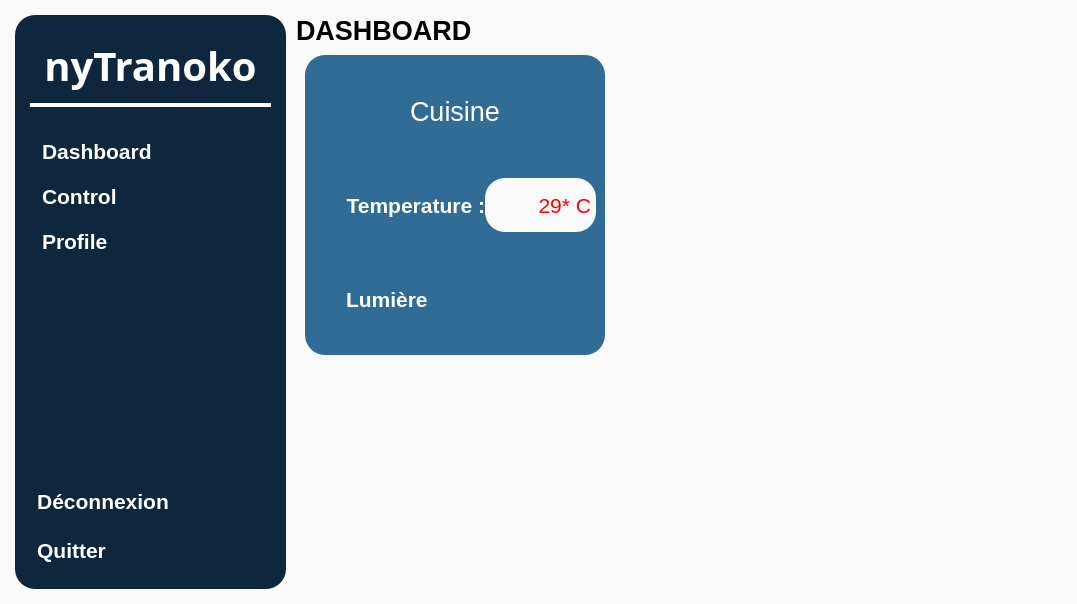
ERlCA/nytranoko-desktop, file ui/home/home.ui: the form before one commit.
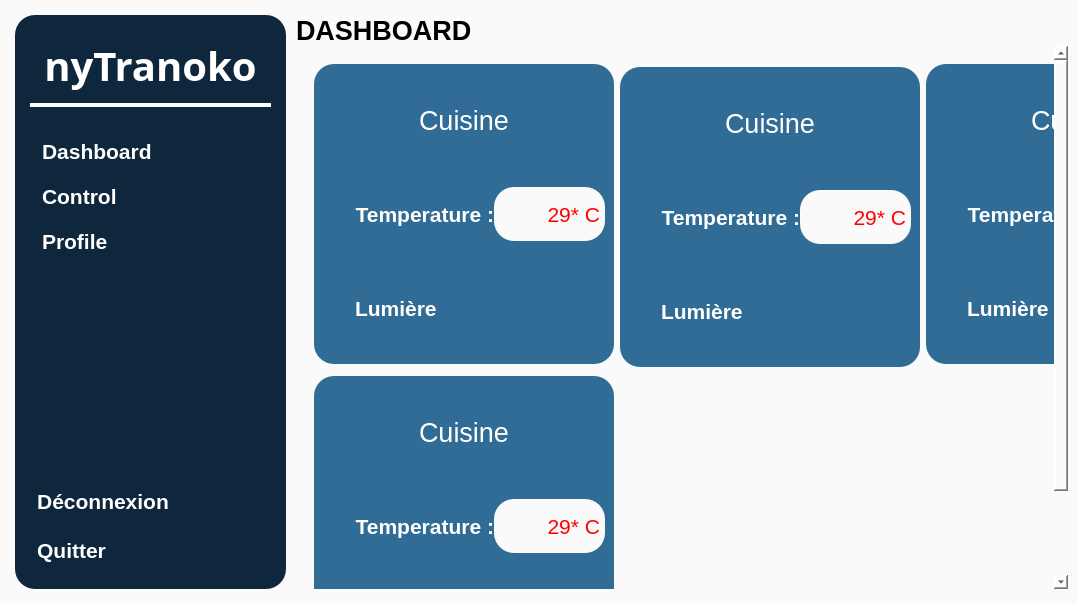
The form after the commit. Icons and pictures are not drawn.

What changed in the file:
```diff
--- a/ui/home/home.ui
+++ b/ui/home/home.ui
@@ -406,33 +406,21 @@
            <rect>
             <x>0</x>
             <y>0</y>
-            <width>787</width>
-            <height>501</height>
+            <width>948</width>
+            <height>642</height>
            </rect>
           </property>
           <layout class="QGridLayout" name="scrollAreaContainerLayout">
            <item row="0" column="0">
             <widget class="QWidget" name="dashboardContainer" native="true">
+             <property name="layoutDirection">
+              <enum>Qt::LeftToRight</enum>
+             </property>
              <property name="styleSheet">
               <string notr="true"/>
              </property>
-             <layout class="QGridLayout" name="dashboardContainerLayout" rowstretch="0">
-              <property name="leftMargin">
-               <number>0</number>
-              </property>
-              <property name="topMargin">
-               <number>0</number>
-              </property>
-              <property name="rightMargin">
-               <number>0</number>
-              </property>
-              <property name="bottomMargin">
-               <number>0</number>
-              </property>
-              <property name="spacing">
-               <number>10</number>
-              </property>
-              <item row="0" column="0" alignment="Qt::AlignLeft|Qt::AlignTop">
+             <layout class="QGridLayout" name="gridLayout">
+              <item row="0" column="0" rowspan="2" alignment="Qt::AlignLeft|Qt::AlignTop">
                <widget class="QWidget" name="content_1" native="true">
                 <property name="minimumSize">
                  <size>
@@ -625,6 +613,585 @@
                 </layout>
                </widget>
               </item>
+              <item row="2" column="0" colspan="2" alignment="Qt::AlignLeft|Qt::AlignTop">
+               <widget class="QWidget" name="content_4" native="true">
+                <property name="minimumSize">
+                 <size>
+                  <width>300</width>
+                  <height>300</height>
+                 </size>
+                </property>
+                <property name="maximumSize">
+                 <size>
+                  <width>300</width>
+                  <height>300</height>
+                 </size>
+                </property>
+                <property name="styleSheet">
+                 <string notr="true">QWidget {
+	background-color: rgb(48, 108, 149);
+	border-radius: 20px;
+}
+
+QWidget QLabel {
+	color: #fff;
+}</string>
+                </property>
+                <layout class="QVBoxLayout" name="content_1_layout_4">
+                 <property name="spacing">
+                  <number>0</number>
+                 </property>
+                 <item>
+                  <widget class="QLabel" name="content_1_title_4">
+                   <property name="font">
+                    <font>
+                     <pointsize>20</pointsize>
+                    </font>
+                   </property>
+                   <property name="text">
+                    <string>Cuisine</string>
+                   </property>
+                   <property name="alignment">
+                    <set>Qt::AlignCenter</set>
+                   </property>
+                  </widget>
+                 </item>
+                 <item>
+                  <widget class="QWidget" name="temperature_1_widget_4" native="true">
+                   <layout class="QHBoxLayout" name="temperature_1_widget_layout_4" stretch="0,1,1">
+                    <property name="spacing">
+                     <number>0</number>
+                    </property>
+                    <property name="leftMargin">
+                     <number>0</number>
+                    </property>
+                    <property name="topMargin">
+                     <number>0</number>
+                    </property>
+                    <property name="rightMargin">
+                     <number>0</number>
+                    </property>
+                    <property name="bottomMargin">
+                     <number>0</number>
+                    </property>
+                    <item>
+                     <widget class="QPushButton" name="temperature_1_icon_4">
+                      <property name="text">
+                       <string/>
+                      </property>
+                      <property name="icon">
+                       <iconset>
+                        <normaloff>../../resources/icons/thermometer.png</normaloff>../../resources/icons/thermometer.png</iconset>
+                      </property>
+                      <property name="iconSize">
+                       <size>
+                        <width>56</width>
+                        <height>56</height>
+                       </size>
+                      </property>
+                     </widget>
+                    </item>
+                    <item>
+                     <widget class="QLabel" name="temperature_4">
+                      <property name="font">
+                       <font>
+                        <pointsize>16</pointsize>
+                        <weight>75</weight>
+                        <bold>true</bold>
+                       </font>
+                      </property>
+                      <property name="text">
+                       <string>Temperature :</string>
+                      </property>
+                      <property name="scaledContents">
+                       <bool>true</bool>
+                      </property>
+                      <property name="alignment">
+                       <set>Qt::AlignRight|Qt::AlignTrailing|Qt::AlignVCenter</set>
+                      </property>
+                     </widget>
+                    </item>
+                    <item>
+                     <widget class="QLabel" name="temperature_1_value_4">
+                      <property name="font">
+                       <font>
+                        <pointsize>16</pointsize>
+                       </font>
+                      </property>
+                      <property name="styleSheet">
+                       <string notr="true">background-color: rgb(250, 250, 250);
+margin: 20px 0px;
+color: rgb(255, 0, 0)</string>
+                      </property>
+                      <property name="text">
+                       <string>29* C</string>
+                      </property>
+                      <property name="alignment">
+                       <set>Qt::AlignRight|Qt::AlignTrailing|Qt::AlignVCenter</set>
+                      </property>
+                     </widget>
+                    </item>
+                   </layout>
+                  </widget>
+                 </item>
+                 <item>
+                  <widget class="QWidget" name="light_1_widget_4" native="true">
+                   <layout class="QHBoxLayout" name="light_1_widget_layout_4" stretch="0,1,0">
+                    <property name="spacing">
+                     <number>0</number>
+                    </property>
+                    <property name="leftMargin">
+                     <number>0</number>
+                    </property>
+                    <property name="topMargin">
+                     <number>0</number>
+                    </property>
+                    <property name="rightMargin">
+                     <number>0</number>
+                    </property>
+                    <property name="bottomMargin">
+                     <number>0</number>
+                    </property>
+                    <item alignment="Qt::AlignLeft">
+                     <widget class="QPushButton" name="light_1_icon_4">
+                      <property name="text">
+                       <string/>
+                      </property>
+                      <property name="icon">
+                       <iconset>
+                        <normaloff>../../resources/icons/lamp.png</normaloff>../../resources/icons/lamp.png</iconset>
+                      </property>
+                      <property name="iconSize">
+                       <size>
+                        <width>56</width>
+                        <height>56</height>
+                       </size>
+                      </property>
+                     </widget>
+                    </item>
+                    <item alignment="Qt::AlignLeft">
+                     <widget class="QLabel" name="light_4">
+                      <property name="font">
+                       <font>
+                        <pointsize>16</pointsize>
+                        <weight>75</weight>
+                        <bold>true</bold>
+                       </font>
+                      </property>
+                      <property name="text">
+                       <string>Lumière</string>
+                      </property>
+                     </widget>
+                    </item>
+                    <item>
+                     <widget class="QPushButton" name="light_1_switch_4">
+                      <property name="text">
+                       <string/>
+                      </property>
+                      <property name="icon">
+                       <iconset>
+                        <normaloff>../../resources/icons/switch-on.png</normaloff>../../resources/icons/switch-on.png</iconset>
+                      </property>
+                      <property name="iconSize">
+                       <size>
+                        <width>64</width>
+                        <height>64</height>
+                       </size>
+                      </property>
+                     </widget>
+                    </item>
+                   </layout>
+                  </widget>
+                 </item>
+                </layout>
+               </widget>
+              </item>
+              <item row="0" column="3" alignment="Qt::AlignLeft|Qt::AlignTop">
+               <widget class="QWidget" name="content_2" native="true">
+                <property name="minimumSize">
+                 <size>
+                  <width>300</width>
+                  <height>300</height>
+                 </size>
+                </property>
+                <property name="maximumSize">
+                 <size>
+                  <width>300</width>
+                  <height>300</height>
+                 </size>
+                </property>
+                <property name="styleSheet">
+                 <string notr="true">QWidget {
+	background-color: rgb(48, 108, 149);
+	border-radius: 20px;
+}
+
+QWidget QLabel {
+	color: #fff;
+}</string>
+                </property>
+                <layout class="QVBoxLayout" name="content_1_layout_2">
+                 <property name="spacing">
+                  <number>0</number>
+                 </property>
+                 <item>
+                  <widget class="QLabel" name="content_1_title_2">
+                   <property name="font">
+                    <font>
+                     <pointsize>20</pointsize>
+                    </font>
+                   </property>
+                   <property name="text">
+                    <string>Cuisine</string>
+                   </property>
+                   <property name="alignment">
+                    <set>Qt::AlignCenter</set>
+                   </property>
+                  </widget>
+                 </item>
+                 <item>
+                  <widget class="QWidget" name="temperature_1_widget_2" native="true">
+                   <layout class="QHBoxLayout" name="temperature_1_widget_layout_2" stretch="0,1,1">
+                    <property name="spacing">
+                     <number>0</number>
+                    </property>
+                    <property name="leftMargin">
+                     <number>0</number>
+                    </property>
+                    <property name="topMargin">
+                     <number>0</number>
+                    </property>
+                    <property name="rightMargin">
+                     <number>0</number>
+                    </property>
+                    <property name="bottomMargin">
+                     <number>0</number>
+                    </property>
+                    <item>
+                     <widget class="QPushButton" name="temperature_1_icon_2">
+                      <property name="text">
+                       <string/>
+                      </property>
+                      <property name="icon">
+                       <iconset>
+                        <normaloff>../../resources/icons/thermometer.png</normaloff>../../resources/icons/thermometer.png</iconset>
+                      </property>
+                      <property name="iconSize">
+                       <size>
+                        <width>56</width>
+                        <height>56</height>
+                       </size>
+                      </property>
+                     </widget>
+                    </item>
+                    <item>
+                     <widget class="QLabel" name="temperature_2">
+                      <property name="font">
+                       <font>
+                        <pointsize>16</pointsize>
+                        <weight>75</weight>
+                        <bold>true</bold>
+                       </font>
+                      </property>
+                      <property name="text">
+                       <string>Temperature :</string>
+                      </property>
+                      <property name="scaledContents">
+                       <bool>true</bool>
+                      </property>
+                      <property name="alignment">
+                       <set>Qt::AlignRight|Qt::AlignTrailing|Qt::AlignVCenter</set>
+                      </property>
+                     </widget>
+                    </item>
+                    <item>
+                     <widget class="QLabel" name="temperature_1_value_2">
+                      <property name="font">
+                       <font>
+                        <pointsize>16</pointsize>
+                       </font>
+                      </property>
+                      <property name="styleSheet">
+                       <string notr="true">background-color: rgb(250, 250, 250);
+margin: 20px 0px;
+color: rgb(255, 0, 0)</string>
+                      </property>
+                      <property name="text">
+                       <string>29* C</string>
+                      </property>
+                      <property name="alignment">
+                       <set>Qt::AlignRight|Qt::AlignTrailing|Qt::AlignVCenter</set>
+                      </property>
+                     </widget>
+                    </item>
+                   </layout>
+                  </widget>
+                 </item>
+                 <item>
+                  <widget class="QWidget" name="light_1_widget_2" native="true">
+                   <layout class="QHBoxLayout" name="light_1_widget_layout_2" stretch="0,1,0">
+                    <property name="spacing">
+                     <number>0</number>
+                    </property>
+                    <property name="leftMargin">
+                     <number>0</number>
+                    </property>
+                    <property name="topMargin">
+                     <number>0</number>
+                    </property>
+                    <property name="rightMargin">
+                     <number>0</number>
+                    </property>
+                    <property name="bottomMargin">
+                     <number>0</number>
+                    </property>
+                    <item alignment="Qt::AlignLeft">
+                     <widget class="QPushButton" name="light_1_icon_2">
+                      <property name="text">
+                       <string/>
+                      </property>
+                      <property name="icon">
+                       <iconset>
+                        <normaloff>../../resources/icons/lamp.png</normaloff>../../resources/icons/lamp.png</iconset>
+                      </property>
+                      <property name="iconSize">
+                       <size>
+                        <width>56</width>
+                        <height>56</height>
+                       </size>
+                      </property>
+                     </widget>
+                    </item>
+                    <item alignment="Qt::AlignLeft">
+                     <widget class="QLabel" name="light_2">
+                      <property name="font">
+                       <font>
+                        <pointsize>16</pointsize>
+                        <weight>75</weight>
+                        <bold>true</bold>
+                       </font>
+                      </property>
+                      <property name="text">
+                       <string>Lumière</string>
+                      </property>
+                     </widget>
+                    </item>
+                    <item>
+                     <widget class="QPushButton" name="light_1_switch_2">
+                      <property name="text">
+                       <string/>
+                      </property>
+                      <property name="icon">
+                       <iconset>
+                        <normaloff>../../resources/icons/switch-on.png</normaloff>../../resources/icons/switch-on.png</iconset>
+                      </property>
+                      <property name="iconSize">
+                       <size>
+                        <width>64</width>
+                        <height>64</height>
+                       </size>
+                      </property>
+                     </widget>
+                    </item>
+                   </layout>
+                  </widget>
+                 </item>
+                </layout>
+               </widget>
+              </item>
+              <item row="0" column="1" rowspan="2" colspan="2">
+               <widget class="QWidget" name="content_3" native="true">
+                <property name="minimumSize">
+                 <size>
+                  <width>300</width>
+                  <height>300</height>
+                 </size>
+                </property>
+                <property name="maximumSize">
+                 <size>
+                  <width>300</width>
+                  <height>300</height>
+                 </size>
+                </property>
+                <property name="styleSheet">
+                 <string notr="true">QWidget {
+	background-color: rgb(48, 108, 149);
+	border-radius: 20px;
+}
+
+QWidget QLabel {
+	color: #fff;
+}</string>
+                </property>
+                <layout class="QVBoxLayout" name="content_1_layout_3">
+                 <property name="spacing">
+                  <number>0</number>
+                 </property>
+                 <item>
+                  <widget class="QLabel" name="content_1_title_3">
+                   <property name="font">
+                    <font>
+                     <pointsize>20</pointsize>
+                    </font>
+                   </property>
+                   <property name="text">
+                    <string>Cuisine</string>
+                   </property>
+                   <property name="alignment">
+                    <set>Qt::AlignCenter</set>
+                   </property>
+                  </widget>
+                 </item>
+                 <item>
+                  <widget class="QWidget" name="temperature_1_widget_3" native="true">
+                   <layout class="QHBoxLayout" name="temperature_1_widget_layout_3" stretch="0,1,1">
+                    <property name="spacing">
+                     <number>0</number>
+                    </property>
+                    <property name="leftMargin">
+                     <number>0</number>
+                    </property>
+                    <property name="topMargin">
+                     <number>0</number>
+                    </property>
+                    <property name="rightMargin">
+                     <number>0</number>
+                    </property>
+                    <property name="bottomMargin">
+                     <number>0</number>
+                    </property>
+                    <item>
+                     <widget class="QPushButton" name="temperature_1_icon_3">
+                      <property name="text">
+                       <string/>
+                      </property>
+                      <property name="icon">
+                       <iconset>
+                        <normaloff>../../resources/icons/thermometer.png</normaloff>../../resources/icons/thermometer.png</iconset>
+                      </property>
+                      <property name="iconSize">
+                       <size>
+                        <width>56</width>
+                        <height>56</height>
+                       </size>
+                      </property>
+                     </widget>
+                    </item>
+                    <item>
+                     <widget class="QLabel" name="temperature_3">
+                      <property name="font">
+                       <font>
+                        <pointsize>16</pointsize>
+                        <weight>75</weight>
+                        <bold>true</bold>
+                       </font>
+                      </property>
+                      <property name="text">
+                       <string>Temperature :</string>
+                      </property>
+                      <property name="scaledContents">
+                       <bool>true</bool>
+                      </property>
+                      <property name="alignment">
+                       <set>Qt::AlignRight|Qt::AlignTrailing|Qt::AlignVCenter</set>
+                      </property>
+                     </widget>
+                    </item>
+                    <item>
+                     <widget class="QLabel" name="temperature_1_value_3">
+                      <property name="font">
+                       <font>
+                        <pointsize>16</pointsize>
+                       </font>
+                      </property>
+                      <property name="styleSheet">
+                       <string notr="true">background-color: rgb(250, 250, 250);
+margin: 20px 0px;
+color: rgb(255, 0, 0)</string>
+                      </property>
+                      <property name="text">
+                       <string>29* C</string>
+                      </property>
+                      <property name="alignment">
+                       <set>Qt::AlignRight|Qt::AlignTrailing|Qt::AlignVCenter</set>
+                      </property>
+                     </widget>
+                    </item>
+                   </layout>
+                  </widget>
+                 </item>
+                 <item>
+                  <widget class="QWidget" name="light_1_widget_3" native="true">
+                   <layout class="QHBoxLayout" name="light_1_widget_layout_3" stretch="0,1,0">
+                    <property name="spacing">
+                     <number>0</number>
+                    </property>
+                    <property name="leftMargin">
+                     <number>0</number>
+                    </property>
+                    <property name="topMargin">
+                     <number>0</number>
+                    </property>
+                    <property name="rightMargin">
+                     <number>0</number>
+                    </property>
+                    <property name="bottomMargin">
+                     <number>0</number>
+                    </property>
+                    <item alignment="Qt::AlignLeft">
+                     <widget class="QPushButton" name="light_1_icon_3">
+                      <property name="text">
+                       <string/>
+                      </property>
+                      <property name="icon">
+                       <iconset>
+                        <normaloff>../../resources/icons/lamp.png</normaloff>../../resources/icons/lamp.png</iconset>
+                      </property>
+                      <property name="iconSize">
+                       <size>
+                        <width>56</width>
+                        <height>56</height>
+                       </size>
+                      </property>
+                     </widget>
+                    </item>
+                    <item alignment="Qt::AlignLeft">
+                     <widget class="QLabel" name="light_3">
+                      <property name="font">
+                       <font>
+                        <pointsize>16</pointsize>
+                        <weight>75</weight>
+                        <bold>true</bold>
+                       </font>
+                      </property>
+                      <property name="text">
+                       <string>Lumière</string>
+                      </property>
+                     </widget>
+                    </item>
+                    <item>
+                     <widget class="QPushButton" name="light_1_switch_3">
+                      <property name="text">
+                       <string/>
+                      </property>
+                      <property name="icon">
+                       <iconset>
+                        <normaloff>../../resources/icons/switch-on.png</normaloff>../../resources/icons/switch-on.png</iconset>
+                      </property>
+                      <property name="iconSize">
+                       <size>
+                        <width>64</width>
+                        <height>64</height>
+                       </size>
+                      </property>
+                     </widget>
+                    </item>
+                   </layout>
+                  </widget>
+                 </item>
+                </layout>
+               </widget>
+              </item>
              </layout>
             </widget>
            </item>
```
